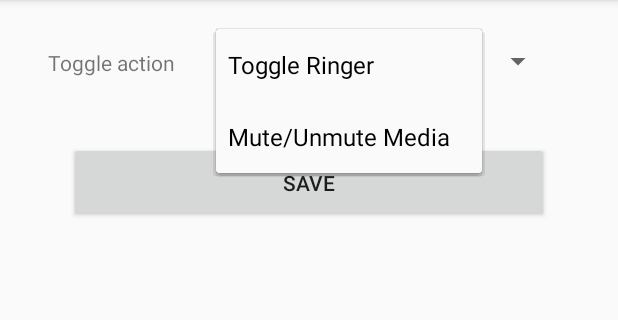
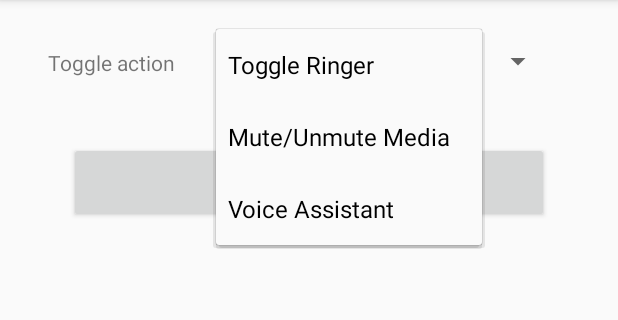
Before and after one commit to sohelaman/BixToggle, an Android app: the screen it shows after launch (MainActivity), after a tap on "Toggle Ringer", on a phone screen of 412 x 824 dp, the part 84-404 px from its top. Run offline under Robolectric (Android 15) with nearby library versions, the phone set to English and light mode, and no system bars.

Commit message:
Added voice assistant option

```diff
--- a/app/src/main/AndroidManifest.xml
+++ b/app/src/main/AndroidManifest.xml
@@ -1,4 +1,4 @@
-<?xml version="1.1" encoding="utf-8"?>
+<?xml version="1.2" encoding="utf-8"?>
 <manifest xmlns:android="http://schemas.android.com/apk/res/android"
     package="com.sohel.bixtoggle">
 
--- a/app/src/main/res/values/strings.xml
+++ b/app/src/main/res/values/strings.xml
@@ -9,5 +9,6 @@
         <item>Toggle Ringer</item>
         <item>Mute/Unmute Media</item>
         <!--<item>Flashlight Toggle</item>-->
+        <item>Voice Assistant</item>
     </string-array>
 </resources>
```
Also changed, not shown: app/src/main/java/com/sohel/bixtoggle/ToggleActivity.java (+8 -0 lines), 1 other file.
